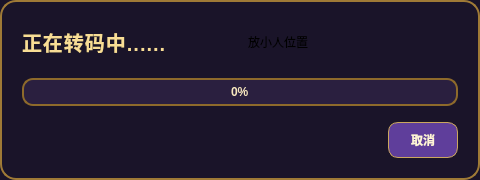
MCM-KO/FGT, file FGT/UI/WaitWindow.ui: the form before one commit.
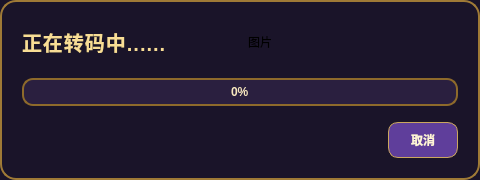
The form after the commit.

What changed in the file:
```diff
--- a/FGT/UI/WaitWindow.ui
+++ b/FGT/UI/WaitWindow.ui
@@ -98,7 +98,7 @@
      <item>
       <widget class="QLabel" name="label">
        <property name="text">
-        <string>放小人位置</string>
+        <string>图片</string>
        </property>
       </widget>
      </item>
```
Left out of the diff: 2 changed lines with no effect on the pictures.
